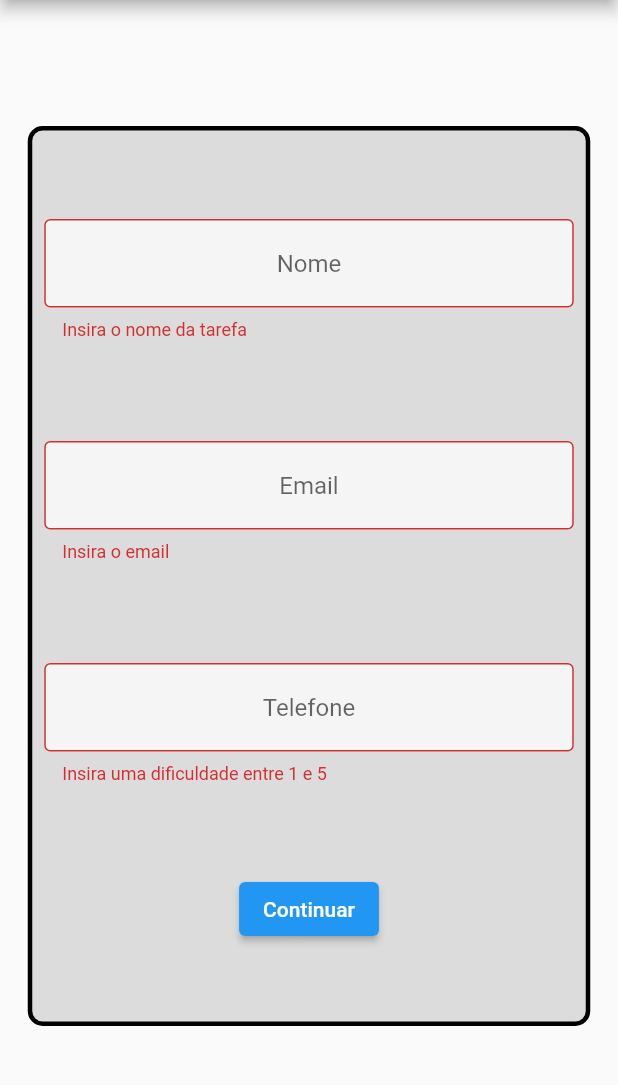
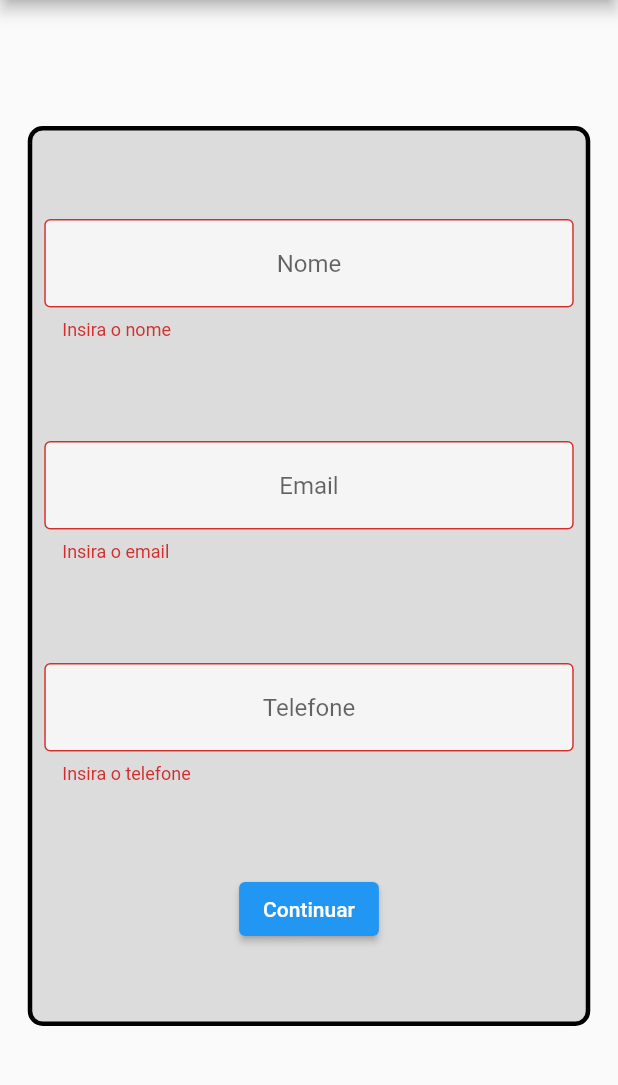
Before and after one commit to BlackLeg15/formulario_curso, a Flutter app: the screen it shows after launch, after a tap on "Continuar", on a phone screen of 412 x 824 dp, the part 84-1169 px from its top. Run offline on Flutter 3.47's test engine with Material 2 defaults, Android fonts, the phone set to English and light mode, and no system bars.

Commit message:
modificando validacoes

```diff
--- a/lib/form_screen.dart
+++ b/lib/form_screen.dart
@@ -55,7 +55,7 @@ class _FormScreenState extends State<FormScreen> {
                     child: TextFormField(
                       validator: (String? value) {
                         if (value != null && value.isEmpty) {
-                          return 'Insira o nome da tarefa';
+                          return 'Insira o nome';
                         }
 
                         return null;
@@ -95,7 +95,7 @@ class _FormScreenState extends State<FormScreen> {
                     child: TextFormField(
                       validator: (String? value) {
                         if (value!.isEmpty) {
-                          return 'Insira uma dificuldade entre 1 e 5';
+                          return 'Insira o telefone';
                         }
                         return null;
                       },
```
